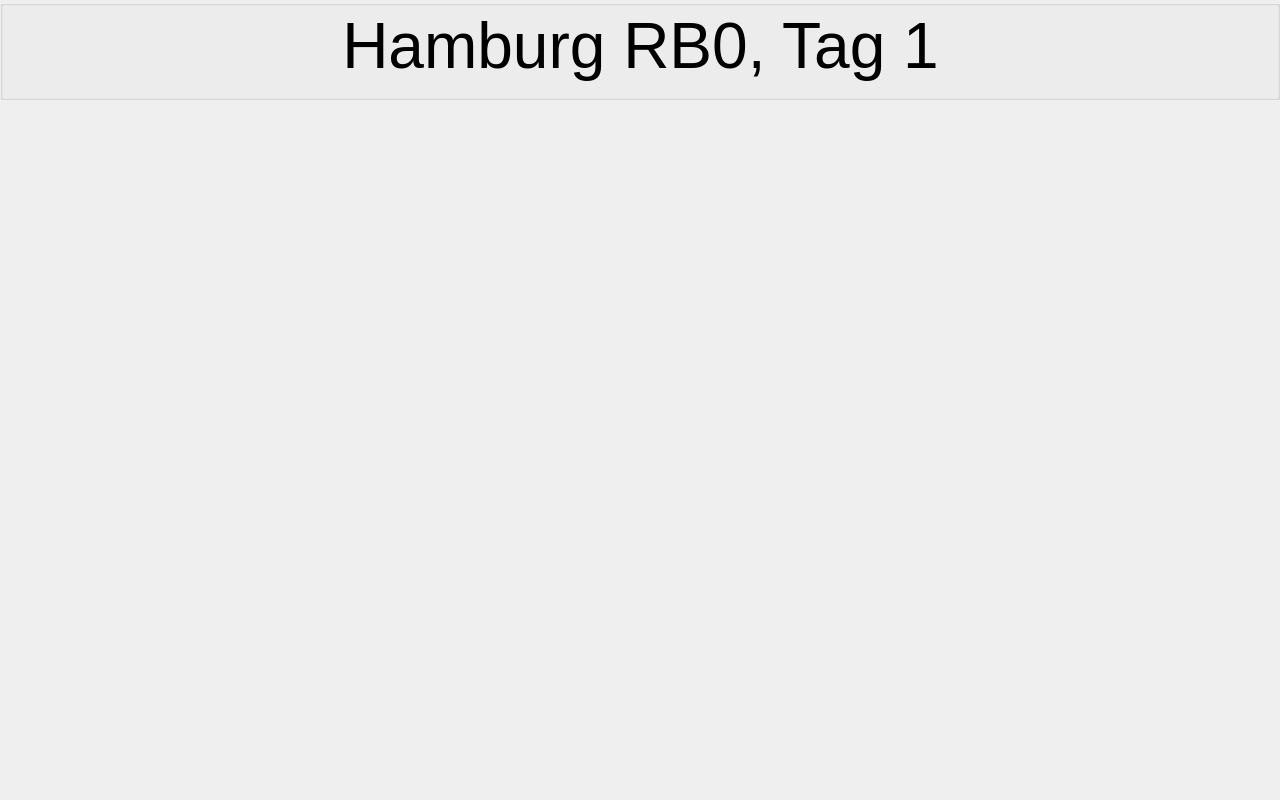
First picture: the form in ui/MainWindow.ui, repository zerlix/Spu-UI, before the edit.
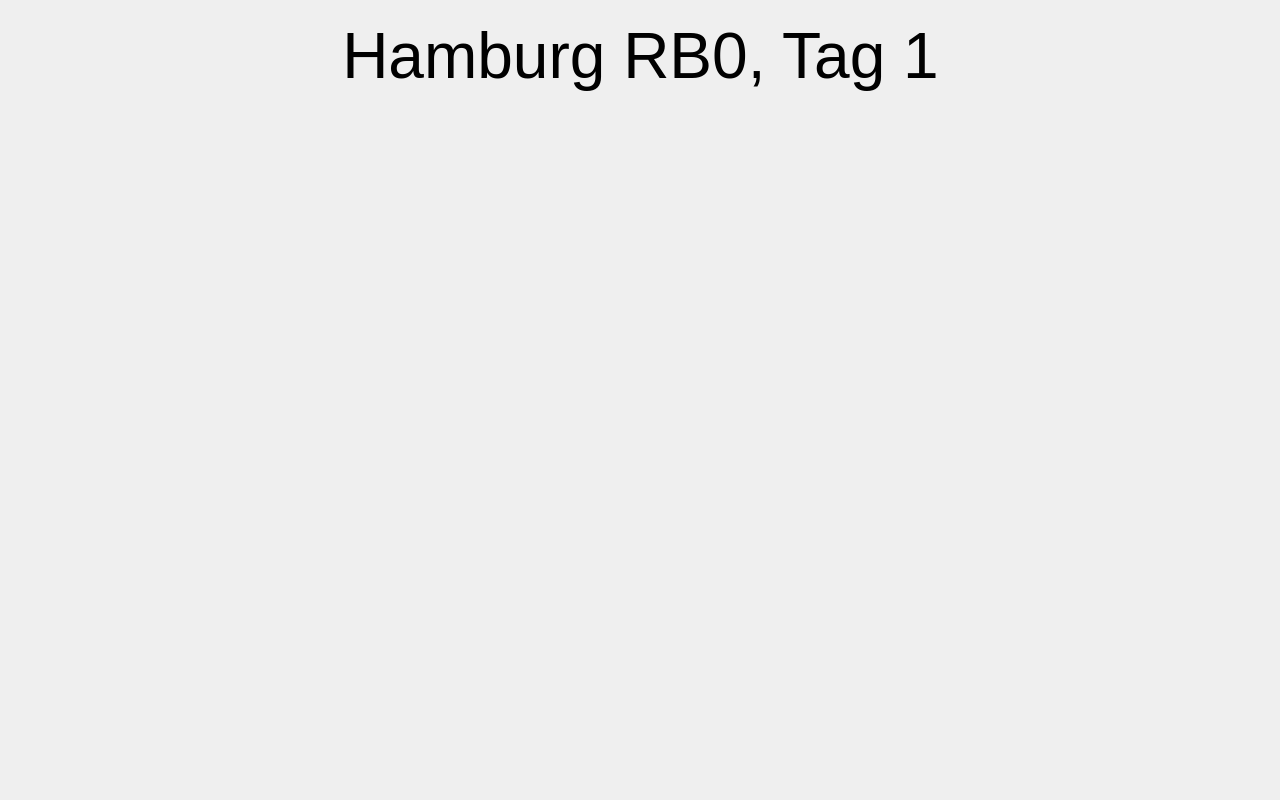
Second picture: the form after the edit. Icons and pictures are not drawn.

Patch:
```diff
--- a/ui/MainWindow.ui
+++ b/ui/MainWindow.ui
@@ -43,35 +43,11 @@
      <verstretch>0</verstretch>
     </sizepolicy>
    </property>
-   <widget class="QGroupBox" name="groupBoxProjektname">
-    <property name="geometry">
-     <rect>
-      <x>0</x>
-      <y>0</y>
-      <width>1280</width>
-      <height>100</height>
-     </rect>
-    </property>
-    <property name="contextMenuPolicy">
-     <enum>Qt::DefaultContextMenu</enum>
-    </property>
-    <property name="autoFillBackground">
-     <bool>false</bool>
-    </property>
-    <property name="title">
-     <string/>
-    </property>
-    <property name="alignment">
-     <set>Qt::AlignCenter</set>
-    </property>
-    <property name="flat">
-     <bool>true</bool>
-    </property>
     <widget class="QLabel" name="labelProjektname">
      <property name="geometry">
       <rect>
        <x>0</x>
-       <y>0</y>
+      <y>10</y>
        <width>1281</width>
        <height>91</height>
       </rect>
@@ -92,11 +68,14 @@
      <property name="geometry">
       <rect>
        <x>1200</x>
-       <y>30</y>
-       <width>48</width>
-       <height>48</height>
-      </rect>
-     </property>
+      <y>20</y>
+      <width>64</width>
+      <height>64</height>
+     </rect>
+    </property>
+    <property name="focusPolicy">
+     <enum>Qt::ClickFocus</enum>
+    </property>
      <property name="autoFillBackground">
       <bool>false</bool>
      </property>
@@ -116,10 +95,15 @@
      <property name="checkable">
       <bool>true</bool>
      </property>
+    <property name="autoDefault">
+     <bool>false</bool>
+    </property>
+    <property name="default">
+     <bool>true</bool>
+    </property>
      <property name="flat">
       <bool>true</bool>
      </property>
-    </widget>
    </widget>
   </widget>
  </widget>
```
Left out of the diff: 2 changed lines with no effect on the pictures. Lines whose indentation alone changed are shown as unchanged.
